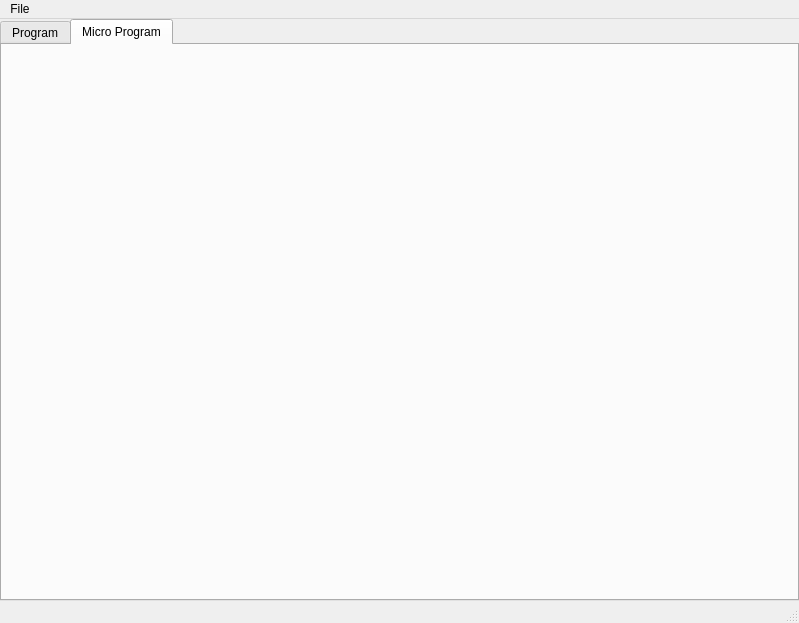
First picture: the form in ui/main.ui, repository Amirmehdig/mano-microprogram-simulator, before the edit.
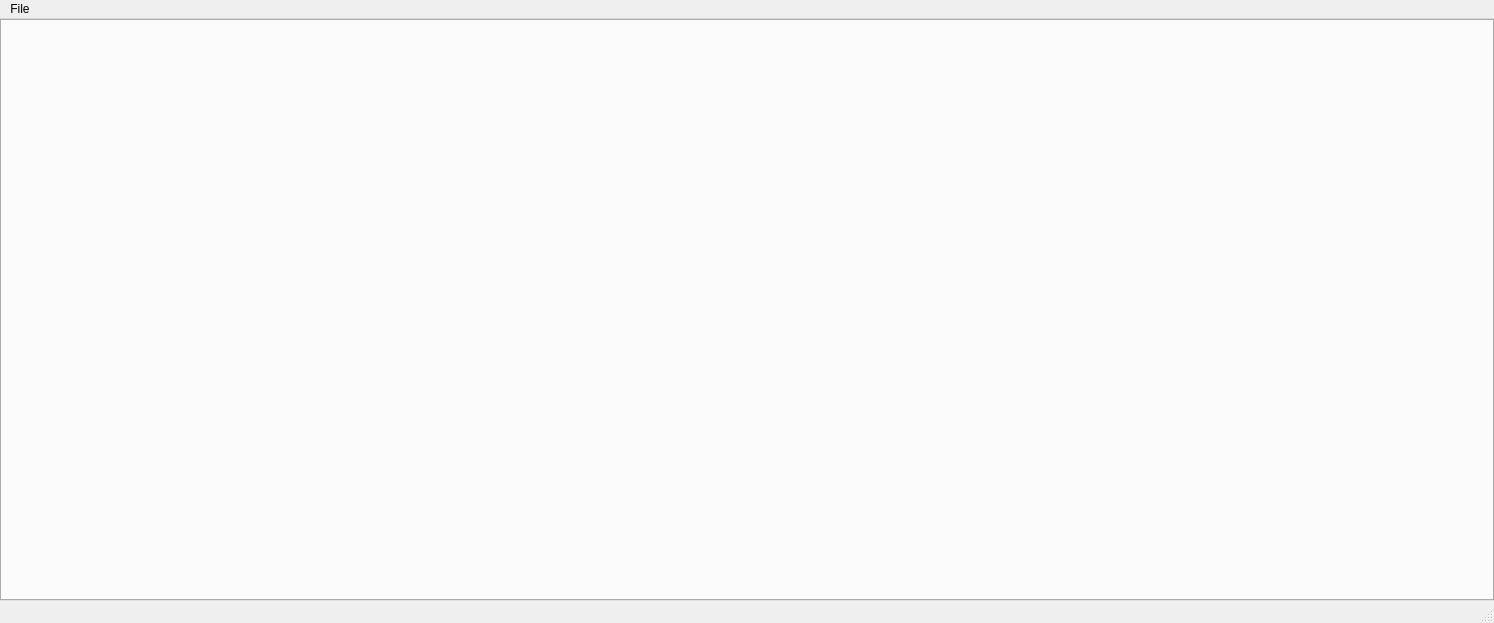
Second picture: the form after the edit.

```diff
--- a/ui/main.ui
+++ b/ui/main.ui
@@ -6,7 +6,7 @@
    <rect>
     <x>0</x>
     <y>0</y>
-    <width>799</width>
+    <width>1494</width>
     <height>623</height>
    </rect>
   </property>
@@ -35,16 +35,6 @@
       <property name="currentIndex">
        <number>1</number>
       </property>
-      <widget class="QWidget" name="programTab">
-       <attribute name="title">
-        <string>Program</string>
-       </attribute>
-      </widget>
-      <widget class="QWidget" name="microprogramTab">
-       <attribute name="title">
-        <string>Micro Program</string>
-       </attribute>
-      </widget>
      </widget>
     </item>
    </layout>
@@ -54,7 +44,7 @@
     <rect>
      <x>0</x>
      <y>0</y>
-     <width>799</width>
+     <width>1494</width>
      <height>26</height>
     </rect>
    </property>
```
Left out of the diff: 2 changed lines with no effect on the pictures.
